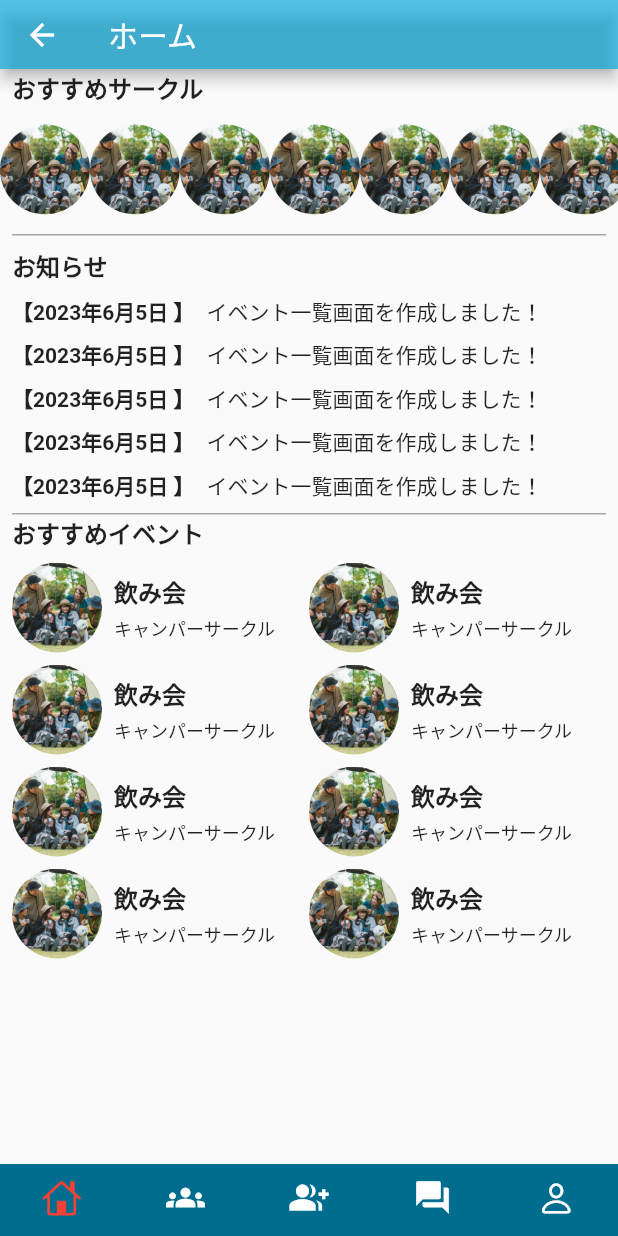
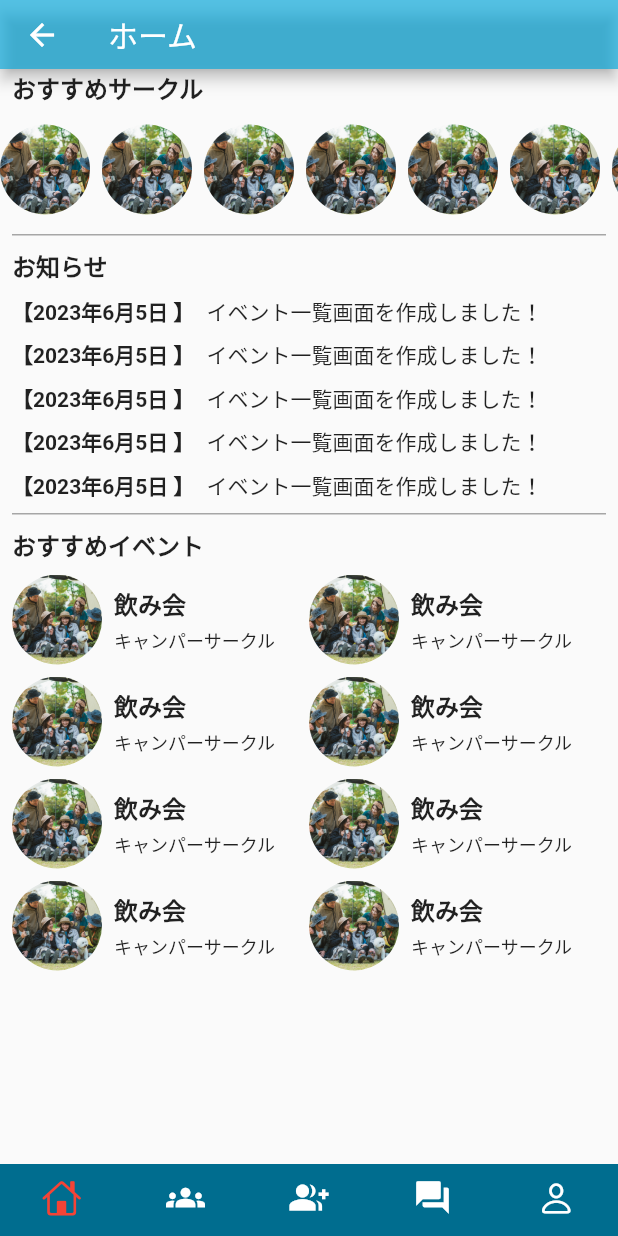
Before and after one commit to circles777/Circles, a Flutter app: the screen it shows after launch, after a tap on "Home", on a phone screen of 412 x 824 dp. Run offline on Flutter 3.47's test engine with Material 2 defaults, Android fonts, the light colour scheme and no system bars; drawn by our look-alikes of persistent_bottom_nav_bar_v2; our stand-ins replace flutter_dotenv, flutter_hooks, flutter_riverpod, hooks_riverpod, shared_preferences; missing offline and left inert: dart:html; network calls fail.

Commit message:
fix/ListViewWitgGap

```diff
--- a/mobile/lib/components/common/ListViewWithGap.dart
+++ b/mobile/lib/components/common/ListViewWithGap.dart
@@ -23,8 +23,8 @@
         final bool flag = index + 1 == children.length;
         return Padding(
           padding: (horizontal == true)
-              ? EdgeInsets.only(right: flag ? gap : 0)
-              : EdgeInsets.only(bottom: flag ? gap : 0),
+              ? EdgeInsets.only(right: flag ? 0 : gap)
+              : EdgeInsets.only(bottom: flag ? 0 : gap),
           child: child,
         );
       }).toList(),
```
